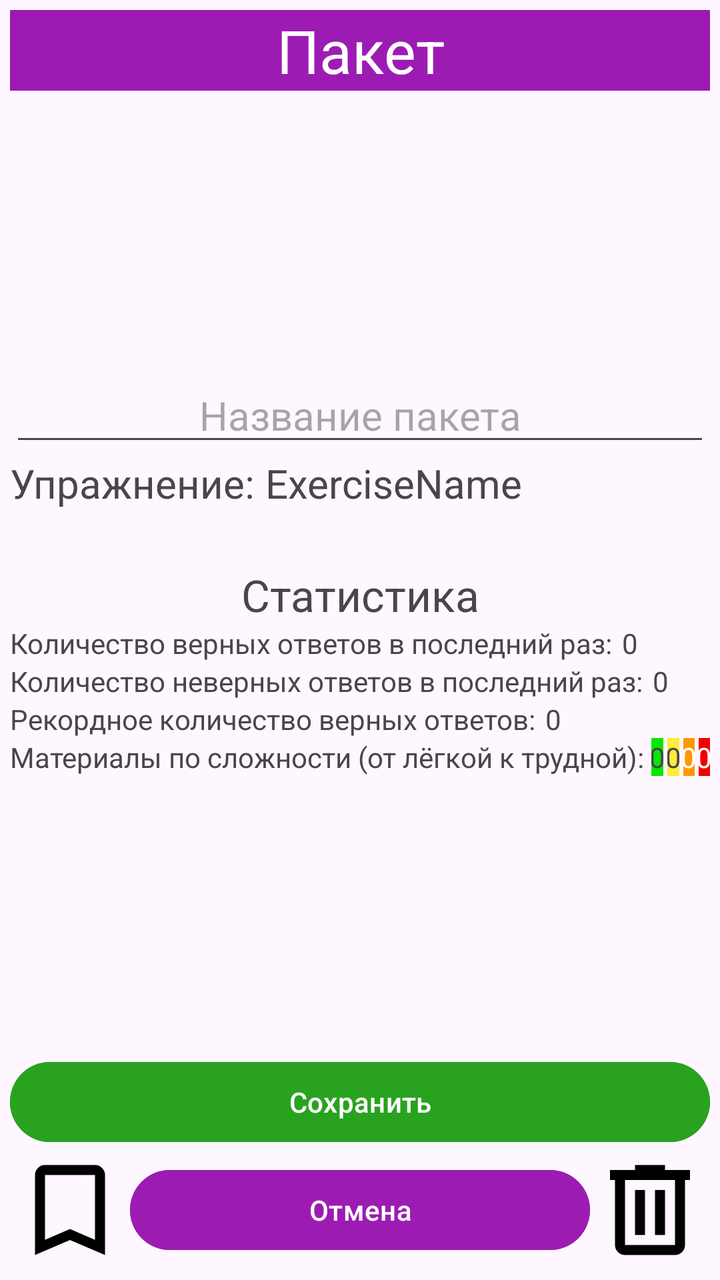
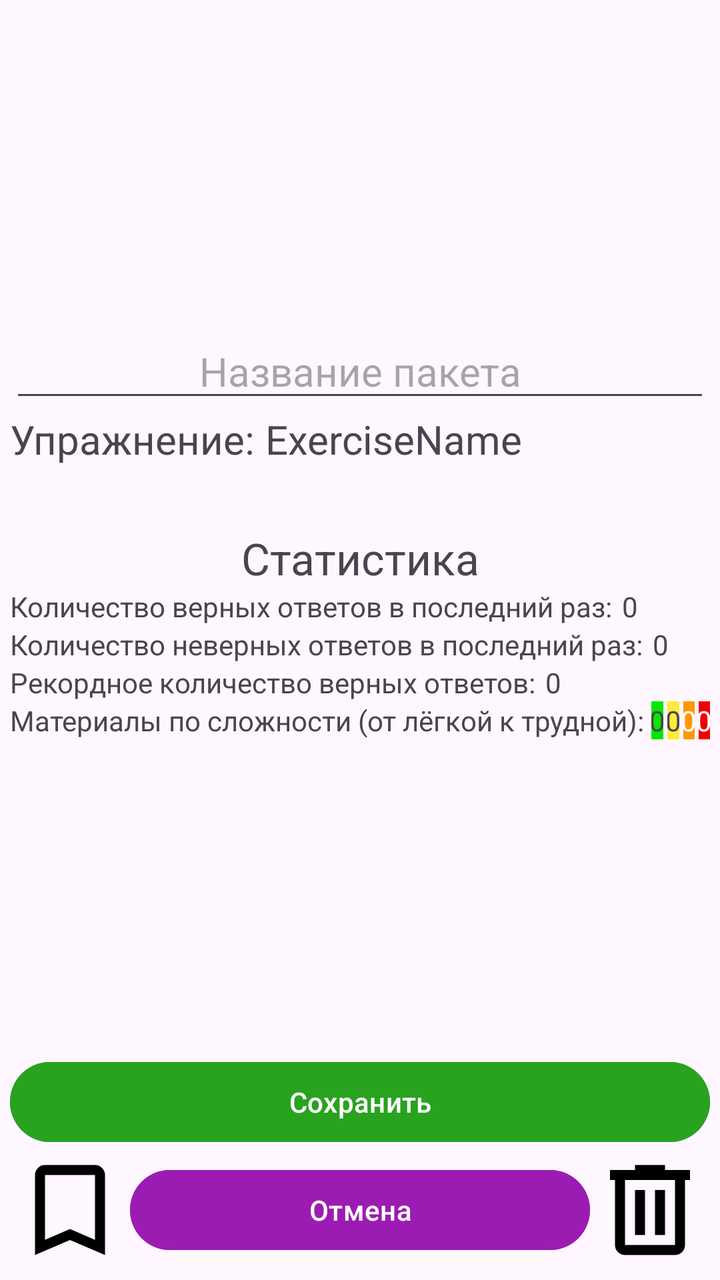

Screens rendered from an Android XML layout before and after an edit, with the pre-edit source and the edit as a unified diff.
<!-- AndroidManifest.xml: application theme Theme.FGLearning -->
<!-- res/layout/fragment_view_package.xml -->
<?xml version="1.0" encoding="utf-8"?>
<layout xmlns:android="http://schemas.android.com/apk/res/android"
    xmlns:tools="http://schemas.android.com/tools"
    xmlns:app="http://schemas.android.com/apk/res-auto">
    <FrameLayout
        android:layout_width="match_parent"
        android:layout_height="match_parent"
        tools:context=".ViewPackageFragment">

        <androidx.constraintlayout.widget.ConstraintLayout
            android:layout_width="match_parent"
            android:layout_height="match_parent">

            <LinearLayout
                android:layout_width="match_parent"
                android:layout_height="match_parent"
                android:orientation="vertical"
                android:padding="5dp">
                <TextView
                    android:layout_width="match_parent"
                    android:layout_height="wrap_content"
                    android:background="@color/purple"
                    android:textColor="@color/white"
                    android:text="Пакет"
                    android:gravity="center"
                    android:textSize="30sp"/>
                <Space
                    android:layout_weight="1"
                    android:layout_width="match_parent"
                    android:layout_height="0dp" />

                <LinearLayout
                    android:layout_width="match_parent"
                    android:layout_height="wrap_content"
                    android:orientation="horizontal">
                    <EditText
                        android:id="@+id/packetName"
                        android:layout_width="match_parent"
                        android:layout_height="wrap_content"
                        android:textSize="20sp"
                        android:maxLength="20"
                        android:text=""
                        android:hint="Название пакета"
                        android:gravity="center"/>
                </LinearLayout>
                <LinearLayout
                    android:layout_width="wrap_content"
                    android:layout_height="wrap_content"
                    android:orientation="horizontal">
                    <TextView
                        android:layout_width="match_parent"
                        android:layout_height="wrap_content"
                        android:textSize="20sp"
                        android:text="Упражнение:" />
                    <TextView
                        android:id="@+id/exerciseType"
                        android:layout_marginStart="5dp"
                        android:layout_width="wrap_content"
                        android:layout_height="wrap_content"
                        android:textSize="20sp"
                        android:text="ExerciseName" />
                </LinearLayout>

                <Space
                    android:layout_width="match_parent"
                    android:layout_height="wrap_content"
                    android:layout_weight="0.2" />

                <LinearLayout
                    android:id="@+id/stats"
                    android:layout_width="match_parent"
                    android:layout_height="wrap_content"
                    android:orientation="vertical">
                    <TextView
                        android:layout_width="match_parent"
                        android:layout_height="wrap_content"
                        android:gravity="center"
                        android:textSize="22sp"
                        android:text="Статистика" />

                    <LinearLayout
                        android:layout_width="wrap_content"
                        android:layout_height="wrap_content"
                        android:orientation="horizontal">
                        <TextView
                            android:layout_width="match_parent"
                            android:layout_height="wrap_content"
                            android:text="Количество верных ответов в последний раз:" />
                        <TextView
                            android:id="@+id/correctAnswersLastTime"
                            android:layout_marginStart="5dp"
                            android:layout_width="match_parent"
                            android:layout_height="wrap_content"
                            android:text="0" />
                    </LinearLayout>
                    <LinearLayout
                        android:layout_width="wrap_content"
                        android:layout_height="wrap_content"
                        android:orientation="horizontal">
                        <TextView
                            android:layout_width="match_parent"
                            android:layout_height="wrap_content"
                            android:text="Количество неверных ответов в последний раз:" />
                        <TextView
                            android:id="@+id/incorrectAnswersLastTime"
                            android:layout_marginStart="5dp"
                            android:layout_width="match_parent"
                            android:layout_height="wrap_content"
                            android:text="0" />
                    </LinearLayout>
                    <LinearLayout
                        android:layout_width="wrap_content"
                        android:layout_height="wrap_content"
                        android:orientation="horizontal">
                        <TextView
                            android:layout_width="match_parent"
                            android:layout_height="wrap_content"
                            android:text="Рекордное количество верных ответов:" />
                        <TextView
                            android:id="@+id/correctAnswersRecord"
                            android:layout_marginStart="5dp"
                            android:layout_width="match_parent"
                            android:layout_height="wrap_content"
                            android:text="0" />
                    </LinearLayout>
                    <LinearLayout
                        android:id="@+id/difficultiesCount"
                        android:layout_width="match_parent"
                        android:layout_height="wrap_content"
                        android:orientation="horizontal">
                        <TextView
                            android:layout_width="wrap_content"
                            android:layout_height="wrap_content"
                            android:text="Материалы по сложности (от лёгкой к трудной): " />
                        
                        <LinearLayout
                            android:layout_width="match_parent"
                            android:layout_height="wrap_content"
                            android:orientation="horizontal">
                            <TextView
                                android:id="@+id/countEasyDifficulty"
                                android:gravity="center"
                                android:layout_width="wrap_content"
                                android:layout_height="wrap_content"
                                android:background="@color/green"
                                android:layout_weight="1"
                                android:text="0" />
                            <TextView
                                android:id="@+id/countNotBadDifficulty"
                                android:gravity="center"
                                android:layout_marginStart="2dp"
                                android:layout_width="wrap_content"
                                android:layout_height="wrap_content"
                                android:background="@color/yellow"
                                android:layout_weight="1"
                                android:text="0" />
                            <TextView
                                android:id="@+id/countBadDifficulty"
                                android:gravity="center"
                                android:layout_marginStart="2dp"
                                android:layout_width="wrap_content"
                                android:layout_height="wrap_content"
                                android:background="@color/orange"
                                android:textColor="@color/white"
                                android:layout_weight="1"
                                android:text="0" />
                            <TextView
                                android:id="@+id/countHardDifficulty"
                                android:gravity="center"
                                android:layout_marginStart="2dp"
                                android:layout_width="wrap_content"
                                android:layout_height="wrap_content"
                                android:background="@color/red"
                                android:textColor="@color/white"
                                android:layout_weight="1"
                                android:text="0" />
                        </LinearLayout>
                    </LinearLayout>
                </LinearLayout>

                <Space
                    android:layout_weight="1"
                    android:layout_width="match_parent"
                    android:layout_height="0dp" />

                <Button
                    android:id="@+id/save_button"
                    android:layout_width="match_parent"
                    android:layout_height="wrap_content"
                    android:layout_gravity="center_vertical"
                    android:backgroundTint="#29A220"
                    android:text="Сохранить" />
                
                <LinearLayout
                    android:layout_width="match_parent"
                    android:layout_height="wrap_content">
                    <ImageView
                        android:id="@+id/mark_button"
                        android:layout_width="60dp"
                        android:layout_height="60dp"
                        android:src="@drawable/bookmark" />
                    <Button
                        android:id="@+id/back_button"
                        android:layout_width="wrap_content"
                        android:layout_height="wrap_content"
                        android:layout_weight="1"
                        android:layout_gravity="center_vertical"
                        android:backgroundTint="@color/purple"
                        android:text="Отмена" />
                    <ImageView
                        android:id="@+id/delete_button"
                        android:layout_width="60dp"
                        android:layout_height="60dp"
                        android:src="@drawable/delete" />
                </LinearLayout>


            </LinearLayout>



        </androidx.constraintlayout.widget.ConstraintLayout>

    </FrameLayout>
</layout>
<!-- resources referenced by this layout -->
<resources>
  <color name="green">#07E600</color>
  <color name="orange">#FF9800</color>
  <color name="purple">#9C1CB3</color>
  <color name="red">#F20000</color>
  <color name="white">#FFFFFFFF</color>
  <color name="yellow">#FFEB3B</color>
  <!-- drawable bookmark (drawable) -->
  <vector xmlns:android="http://schemas.android.com/apk/res/android" android:height="24dp" android:tint="#000000" android:viewportHeight="960" android:viewportWidth="960" android:width="24dp">
        
      <path android:fillColor="@android:color/white" android:pathData="M200,840L200,200Q200,167 223.5,143.5Q247,120 280,120L680,120Q713,120 736.5,143.5Q760,167 760,200L760,840L480,720L200,840ZM280,718L480,632L680,718L680,200Q680,200 680,200Q680,200 680,200L280,200Q280,200 280,200Q280,200 280,200L280,718ZM280,200L280,200Q280,200 280,200Q280,200 280,200L680,200Q680,200 680,200Q680,200 680,200L680,200L480,200L280,200Z"/>
      
  </vector>
  <!-- drawable delete (drawable) -->
  <vector xmlns:android="http://schemas.android.com/apk/res/android" android:height="24dp" android:tint="#000000" android:viewportHeight="960" android:viewportWidth="960" android:width="24dp">
        
      <path android:fillColor="@android:color/white" android:pathData="M280,840Q247,840 223.5,816.5Q200,793 200,760L200,240L160,240L160,160L360,160L360,120L600,120L600,160L800,160L800,240L760,240L760,760Q760,793 736.5,816.5Q713,840 680,840L280,840ZM680,240L280,240L280,760Q280,760 280,760Q280,760 280,760L680,760Q680,760 680,760Q680,760 680,760L680,240ZM360,680L440,680L440,320L360,320L360,680ZM520,680L600,680L600,320L520,320L520,680ZM280,240L280,240L280,760Q280,760 280,760Q280,760 280,760L280,760Q280,760 280,760Q280,760 280,760L280,240Z"/>
      
  </vector>
  <style name="Theme.FGLearning" parent="Base.Theme.FGLearning">
      </style>
  <style name="Base.Theme.FGLearning" parent="Theme.Material3.DayNight.NoActionBar">
          <item name="colorPrimary">#fff</item>
      </style>
</resources>

<!-- the commit's change to res/layout/fragment_view_package.xml (unified diff, before → after) -->
@@ -16,14 +16,14 @@
                 android:layout_height="match_parent"
                 android:orientation="vertical"
                 android:padding="5dp">
-                <TextView
-                    android:layout_width="match_parent"
-                    android:layout_height="wrap_content"
-                    android:background="@color/purple"
-                    android:textColor="@color/white"
-                    android:text="Пакет"
-                    android:gravity="center"
-                    android:textSize="30sp"/>
+
+
+
+
+
+
+
+
                 <Space
                     android:layout_weight="1"
                     android:layout_width="match_parent"
<!-- resource entries referenced after the edit -->
@@ -21,7 +21,7 @@
   <style name="Theme.FGLearning" parent="Base.Theme.FGLearning">
       </style>
   <style name="Base.Theme.FGLearning" parent="Theme.Material3.DayNight.NoActionBar">
-          <item name="colorPrimary">#fff</item>
+          <item name="colorPrimary">@color/purple</item>
       </style>
 </resources>
 
